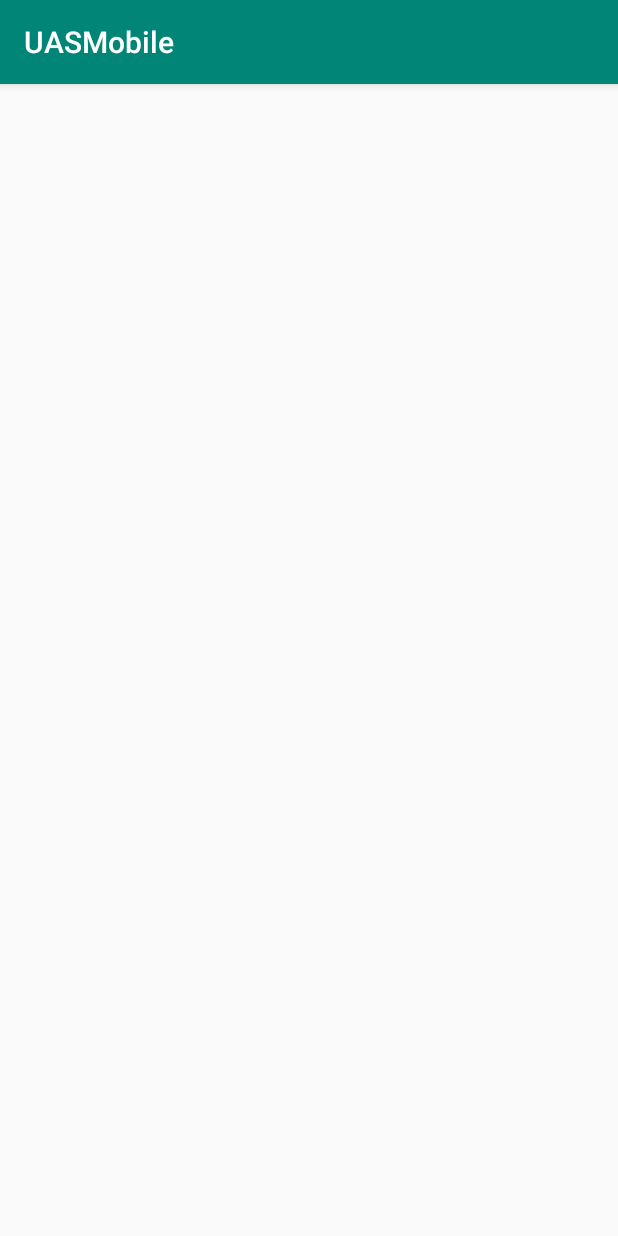
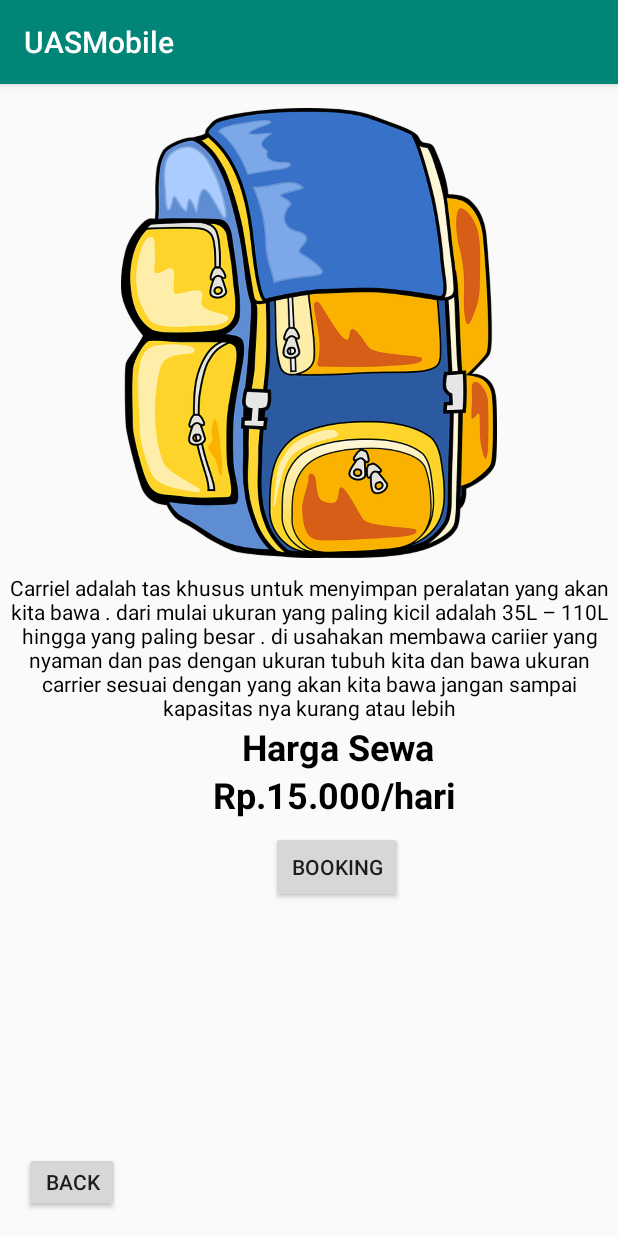
Before and after one commit to YessyNP/UASMobile, an Android app: the TasActivity screen opened directly, with no data from a screen before it, on a phone screen of 412 x 824 dp. Run offline under Robolectric (Android 15) with nearby library versions, the phone set to English and light mode, and no system bars.

Commit message:
Mngedit isi dari activity_tas

```diff
--- a/app/src/main/res/layout/activity_tas.xml
+++ b/app/src/main/res/layout/activity_tas.xml
@@ -6,4 +6,77 @@
     android:layout_height="match_parent"
     tools:context=".activities.TasActivity">
 
+    <ImageView
+        android:id="@+id/imageView9"
+        android:layout_width="329dp"
+        android:layout_height="300dp"
+        android:layout_marginTop="16dp"
+        app:layout_constraintEnd_toEndOf="parent"
+        app:layout_constraintStart_toStartOf="parent"
+        app:layout_constraintTop_toTopOf="parent"
+        app:srcCompat="@drawable/tas" />
+
+    <TextView
+        android:id="@+id/textView2"
+        android:layout_width="wrap_content"
+        android:layout_height="wrap_content"
+        android:layout_marginTop="10dp"
+        android:text="Carriel adalah tas khusus untuk menyimpan peralatan yang akan kita bawa . dari mulai ukuran yang paling kicil adalah 35L – 110L hingga yang paling besar . di usahakan membawa cariier yang nyaman dan pas dengan ukuran tubuh kita dan bawa ukuran carrier sesuai dengan yang akan kita bawa jangan sampai kapasitas nya kurang atau lebih"
+        android:textAlignment="center"
+        android:textColor="#000000"
+        app:layout_constraintEnd_toEndOf="parent"
+        app:layout_constraintHorizontal_bias="0.0"
+        app:layout_constraintStart_toStartOf="parent"
+        app:layout_constraintTop_toBottomOf="@+id/imageView9" />
+
+    <TextView
+        android:id="@+id/textView5"
+        android:layout_width="wrap_content"
+        android:layout_height="wrap_content"
+        android:layout_marginTop="32dp"
+        android:text="Rp.15.000/hari"
+        android:textAlignment="center"
+        android:textColor="#000000"
+        android:textSize="24dp"
+        android:textStyle="bold"
+        app:layout_constraintEnd_toEndOf="parent"
+        app:layout_constraintHorizontal_bias="0.568"
+        app:layout_constraintStart_toStartOf="parent"
+        app:layout_constraintTop_toTopOf="@+id/textView6" />
+
+    <Button
+        android:id="@+id/button8"
+        android:layout_width="wrap_content"
+        android:layout_height="wrap_content"
+        android:layout_marginTop="8dp"
+        android:text="Booking"
+        app:layout_constraintEnd_toEndOf="parent"
+        app:layout_constraintHorizontal_bias="0.557"
+        app:layout_constraintStart_toStartOf="parent"
+        app:layout_constraintTop_toBottomOf="@+id/textView5" />
+
+    <Button
+        android:id="@+id/button9"
+        android:layout_width="64dp"
+        android:layout_height="40dp"
+        android:layout_marginStart="16dp"
+        android:layout_marginLeft="16dp"
+        android:layout_marginBottom="16dp"
+        android:text="Back"
+        app:layout_constraintBottom_toBottomOf="parent"
+        app:layout_constraintStart_toStartOf="parent" />
+
+    <TextView
+        android:id="@+id/textView6"
+        android:layout_width="wrap_content"
+        android:layout_height="wrap_content"
+        android:text="Harga Sewa"
+        android:textAlignment="center"
+        android:textColor="#000000"
+        android:textSize="24dp"
+        android:textStyle="bold"
+        app:layout_constraintEnd_toEndOf="parent"
+        app:layout_constraintHorizontal_bias="0.565"
+        app:layout_constraintStart_toStartOf="parent"
+        app:layout_constraintTop_toBottomOf="@+id/textView2" />
 </androidx.constraintlayout.widget.ConstraintLayout>
```
